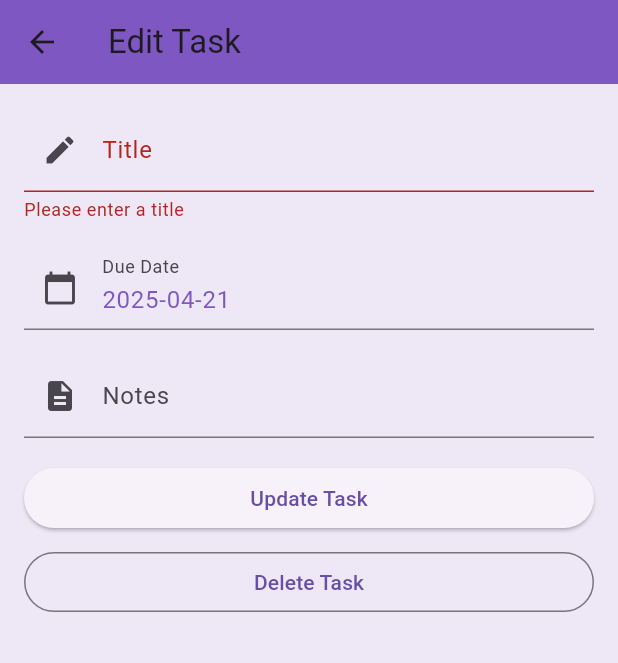
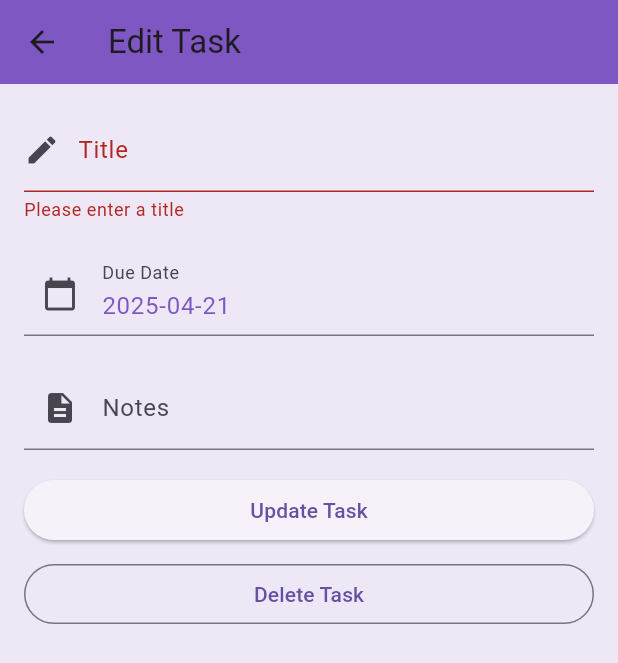
Before and after one commit to BS23-Flutter-Bootcamp/flutter_task_manager, a Flutter app: the EditTaskScreen screen opened directly with empty values, after a tap on "Update Task", on a phone screen of 412 x 824 dp. Shown: the top 663 px of the screen. Run offline on Flutter 3.47's test engine with Material 3 defaults, Android fonts, the phone set to English and light mode, and no system bars; our stand-ins replace animate_do, go_router, lottie, sqflite; accounts and stored records are empty.

Commit message:
Simpify edit task file, move all constructor to the top

```diff
--- a/lib/model/entities/task_entity.dart
+++ b/lib/model/entities/task_entity.dart
@@ -1,19 +1,20 @@
 import 'package:flutter_task_manager/constants/app_constants.dart';
 
 class TaskEntity {
+  TaskEntity({
+    this.id,
+    required this.title,
+    this.description,
+    required this.dueDate,
+    this.isCompleted = false,
+  });
+
+
   final int? id;
   final String title;
   final String? description;
   final DateTime? dueDate;
   final bool isCompleted;
-
-  TaskEntity({
-    this.id,
-    required this.title,
-    this.description,
-    this.dueDate,
-    this.isCompleted = false,
-  });
 
   Map<String, dynamic> toMap() {
     return {
--- a/lib/view/edit_task_screen.dart
+++ b/lib/view/edit_task_screen.dart
@@ -2,6 +2,7 @@ import 'package:flutter/material.dart';
 import 'package:flutter_task_manager/model/entities/task_entity.dart';
 import 'package:flutter_task_manager/routing/app_route_name.dart';
 import 'package:flutter_task_manager/view/widgets/date_picker_helper.dart';
+import 'package:flutter_task_manager/view/widgets/task_form.dart';
 import 'package:flutter_task_manager/viewmodel/edit_task_view_model.dart';
 import 'package:go_router/go_router.dart';
 import 'package:provider/provider.dart';
@@ -40,7 +41,7 @@ class EditTaskScreenState extends State<EditTaskScreen> {
     final task = GoRouterState.of(context).extra as TaskEntity;
 
     return ChangeNotifierProvider(
-      create: (_) => EditTaskViewModel()..init(task),
+      create: (_) => EditTaskViewModel(task),
       child: Builder(
         builder: (context) {
           final viewModel = Provider.of<EditTaskViewModel>(
@@ -75,59 +76,32 @@ class EditTaskScreenState extends State<EditTaskScreen> {
                     return Column(
                       crossAxisAlignment: CrossAxisAlignment.stretch,
                       children: [
-                        TextFormField(
-                          controller: _titleController,
-                          decoration: InputDecoration(
-                            labelText: 'Title',
-                            prefixIcon: const Icon(Icons.edit),
-                            errorText: viewModel.errorMessage,
-                          ),
-                          validator:
-                              (value) =>
-                                  value?.isEmpty ?? true
-                                      ? 'Please enter a title'
-                                      : null,
-                        ),
-                        const SizedBox(height: 16),
-                        TextFormField(
-                          controller: _dueDateController,
-                          readOnly: true,
-                          decoration: const InputDecoration(
-                            labelText: 'Due Date',
-                            prefixIcon: Icon(Icons.calendar_today),
-                          ),
-                          onTap: () async {
+                       TaskForm(
+                          titleController: _titleController,
+                          descriptionController: _descriptionController,
+                          selectedDate: viewModel.task?.dueDate,
+                          errorMessage: viewModel.errorMessage,
+                          onDateTap: () async {
                             final pickedDate =
                                 await DatePickerHelper.showDatePickerDialog(
-                                  context: context,
-                                  initialDate:
-                                      viewModel.selectedDate ?? DateTime.now(),
-                                );
+                              context: context,
+                              initialDate:
+                                  viewModel.task?.dueDate ?? DateTime.now(),
+                            );
                             if (pickedDate != null) {
                               viewModel.setSelectedDate(pickedDate);
-                              _dueDateController.text =
-                                  pickedDate.toLocal().toString().split(' ')[0];
+
                             }
                           },
-                        ),
-                        const SizedBox(height: 16),
-                        TextFormField(
-                          controller: _descriptionController,
-                          decoration: const InputDecoration(
-                            labelText: 'Notes',
-                            prefixIcon: Icon(Icons.description),
-                          ),
                         ),
                         const SizedBox(height: 16),
                         ElevatedButton(
                           onPressed: () async {
                             if (_formKey.currentState!.validate()) {
                               final success = await viewModel.updateTask(
-                                _titleController.text,
-                                _descriptionController.text.isEmpty
-                                    ? null
-                                    : _descriptionController.text,
-                                viewModel.selectedDate,
+                                title: _titleController.text,
+                                description: _descriptionController.text,
+                                dueDate: viewModel.task?.dueDate,
                               );
                               if (success && context.mounted) {
                                 context.go(RouteNames.taskListScreen);
--- a/lib/view/widgets/task_appbar.dart
+++ b/lib/view/widgets/task_appbar.dart
@@ -4,10 +4,10 @@ import 'package:flutter_task_manager/routing/app_route_name.dart';
 import 'package:go_router/go_router.dart';
 
 class TaskAppBar extends StatelessWidget {
+  const TaskAppBar({super.key, required this.text, this.icon});
+
   final String text;
   final IconData? icon;
-
-  const TaskAppBar({super.key, required this.text, this.icon});
 
   @override
   Widget build(BuildContext context) {
--- a/lib/view/widgets/task_form.dart
+++ b/lib/view/widgets/task_form.dart
@@ -2,12 +2,6 @@ import 'package:flutter/material.dart';
 
 /// A reusable form widget for task title, description, and due date inputs.
 class TaskForm extends StatelessWidget {
-  final TextEditingController titleController;
-  final TextEditingController descriptionController;
-  final DateTime? selectedDate;
-  final String? errorMessage;
-  final VoidCallback onDateTap;
-
   const TaskForm({
     super.key,
     required this.titleController,
@@ -16,6 +10,12 @@ class TaskForm extends StatelessWidget {
     this.errorMessage,
     required this.onDateTap,
   });
+
+  final TextEditingController titleController;
+  final TextEditingController descriptionController;
+  final DateTime? selectedDate;
+  final String? errorMessage;
+  final VoidCallback onDateTap;
 
   @override
   Widget build(BuildContext context) {
@@ -52,11 +52,12 @@ class TaskForm extends StatelessWidget {
           readOnly: true,
           decoration: InputDecoration(
             labelText: 'Due Date',
-            hintText:
-                selectedDate == null
-                    ? 'YYYY-MM-DD'
-                    : '${selectedDate!.toLocal()}'.split(' ')[0],
             prefixIcon: const Icon(Icons.calendar_today),
+          ),
+          controller: TextEditingController(
+            text:
+                selectedDate?.toLocal().toString().split(' ')[0] ??
+                'YYYY-MM-DD',
           ),
           onTap: onDateTap,
           validator: (value) {
```
Also changed, not shown: lib/view/splash_screen.dart (+7 -5 lines), lib/view/widgets/detail_card.dart (+4 -4 lines), lib/view/widgets/task_button.dart (+4 -4 lines), lib/view/widgets/task_list_item.dart (+4 -4 lines), lib/viewmodel/edit_task_view_model.dart (+21 -16 lines), lib/view/widgets/date_picker_helper.dart (line endings or trailing spaces).
